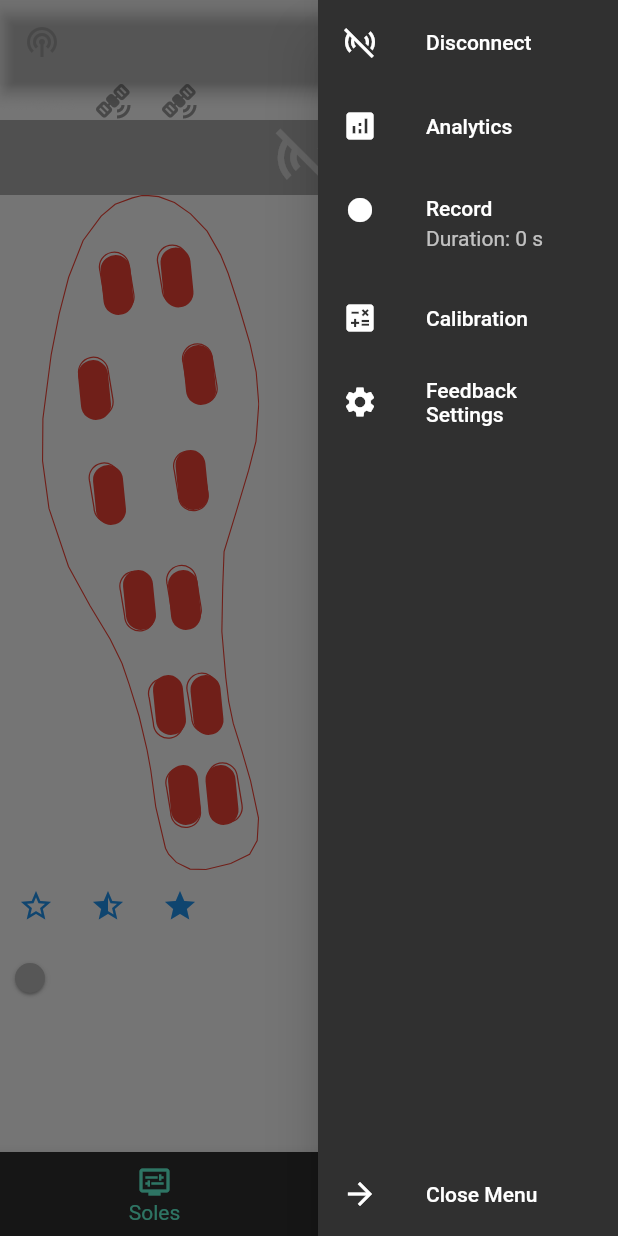
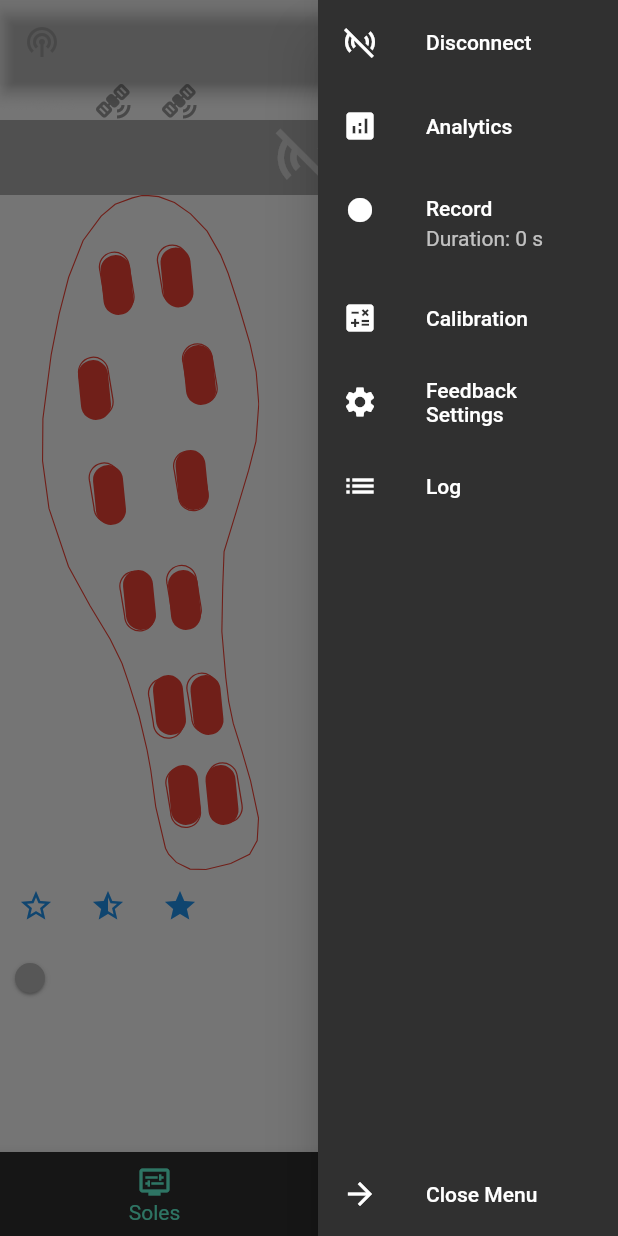
Before and after one commit to seihan/feetback_app, a Flutter app: the screen it shows after launch, with the side drawer open, on a phone screen of 412 x 824 dp. Run offline on Flutter 3.47's test engine with Material 2 defaults, Android fonts, the phone set to English and light mode, and no system bars; our stand-ins replace charts_flutter, flutter_blue_plus, flutter_svg, permission_handler, rxdart, shared_preferences and 1 more; missing offline and left inert: scidart; accounts and stored records are empty.

Commit message:
added log model and screen - added model to hold 1024 log events - added screen to display log

```diff
--- a/lib/models/custom_error_handler.dart
+++ b/lib/models/custom_error_handler.dart
@@ -1,26 +1,22 @@
-import 'dart:async';
-
+import 'package:feet_back_app/models/log_model.dart';
 import 'package:flutter/material.dart';
 
 class CustomErrorHandler {
-  static final StreamController<String> _streamController =
-      StreamController<String>.broadcast();
-
   static void handleFlutterError(Object error, StackTrace? stackTrace) {
+    final LogModel logModel = LogModel();
     final String errorMessage = 'Flutter: $error';
     // Handle the Flutter error here
     debugPrint('Flutter error: $error');
     debugPrint('Stack trace:\n$stackTrace');
-    _streamController.add(errorMessage);
+    logModel.add(errorMessage);
   }
 
   static void handlePlatformError(Object error, StackTrace stackTrace) {
+    final LogModel logModel = LogModel();
     final String errorMessage = 'Platform error: $error';
     // Handle the platform error here
     debugPrint('Platform error: $error');
     debugPrint('Stack trace:\n$stackTrace');
-    _streamController.add(errorMessage);
+    logModel.add(errorMessage);
   }
-
-  static Stream<String> get errorStream => _streamController.stream;
 }
--- /dev/null
+++ b/lib/models/log_model.dart
@@ -0,0 +1,19 @@
+class LogModel {
+  static final LogModel _instance = LogModel._internal();
+  LogModel._internal();
+  factory LogModel() {
+    return _instance;
+  }
+  final List<String> _log = [];
+  List<String> get log => _log;
+
+  void add(String event) {
+    if (event.isNotEmpty) {
+      final String now = DateTime.now().toIso8601String();
+      _log.add('$now $event');
+      if (_log.length == 1024) {
+        _log.removeAt(0);
+      }
+    }
+  }
+}
--- a/lib/screens/home.dart
+++ b/lib/screens/home.dart
@@ -4,7 +4,6 @@ import 'package:provider/provider.dart';
 
 import '../models/bluetooth_connection_model.dart';
 import '../models/record_model.dart';
-import '../widgets/connection_log_viewer.dart';
 
 class HomeScreen extends StatelessWidget {
   final GlobalKey<NavigatorState> navigatorKey;
@@ -26,16 +25,7 @@ class HomeScreen extends StatelessWidget {
       child: Consumer<BluetoothConnectionModel>(
         builder: (BuildContext context,
             BluetoothConnectionModel connectionModel, Widget? child) {
-          return Stack(
-            children: [
-              ConnectionLogViewer(
-                stream: connectionModel.log,
-              ),
-              VisualizationScreen(
-                model: connectionModel,
-              ),
-            ],
-          );
+          return VisualizationScreen(model: connectionModel);
         },
       ),
     );
--- /dev/null
+++ b/lib/screens/log_screen.dart
@@ -0,0 +1,23 @@
+import 'package:feet_back_app/models/log_model.dart';
+import 'package:flutter/material.dart';
+
+class LogScreen extends StatelessWidget {
+  const LogScreen({super.key});
+
+  @override
+  Widget build(BuildContext context) {
+    final LogModel logModel = LogModel();
+    return Scaffold(
+      appBar: AppBar(
+        title: const Text('Log'),
+      ),
+      body: ListView.builder(
+        itemCount: logModel.log.length,
+        itemBuilder: (context, index) {
+          final reversedIndex = logModel.log.length - index - 1;
+          return Text(logModel.log[reversedIndex]);
+        },
+      ),
+    );
+  }
+}
--- a/lib/widgets/connection_log_viewer.dart
+++ /dev/null
@@ -1,19 +0,0 @@
-import 'package:feet_back_app/widgets/text_stream_widget.dart';
-import 'package:flutter/material.dart';
-
-class ConnectionLogViewer extends StatelessWidget {
-  final Stream<String> stream;
-  const ConnectionLogViewer({
-    Key? key,
-    required this.stream,
-  }) : super(key: key);
-
-  @override
-  Widget build(BuildContext context) {
-    return Container(
-      padding: const EdgeInsets.only(top: 80),
-      height: 160,
-      child: TextStreamWidget(textStream: stream),
-    );
-  }
-}
--- a/lib/widgets/side_menu.dart
+++ b/lib/widgets/side_menu.dart
@@ -2,7 +2,9 @@ import 'package:feet_back_app/models/bluetooth_connection_model.dart';
 import 'package:feet_back_app/screens/analytics_screen.dart';
 import 'package:feet_back_app/screens/calibration_screen.dart';
 import 'package:feet_back_app/screens/feedback_settings.dart';
+import 'package:feet_back_app/screens/log_screen.dart';
 import 'package:feet_back_app/widgets/record_list_tile.dart';
+import 'package:feet_back_app/widgets/scrollable_vertical_widget.dart';
 import 'package:flutter/material.dart';
 
 class SideMenu extends StatelessWidget {
@@ -14,8 +16,13 @@ class SideMenu extends StatelessWidget {
     return Drawer(
       width: 200,
       child: SafeArea(
-        child: Column(
+        child: ScrollableVerticalWidget(
+          mainAxisAlignment: MainAxisAlignment.spaceBetween,
+          crossAxisAlignment: CrossAxisAlignment.start,
           children: <Widget>[
+            Column(
+              mainAxisAlignment: MainAxisAlignment.start,
+              children: [
                 ListTile(
                   leading: Icon(
                     Icons.sensors_off,
@@ -29,7 +36,8 @@ class SideMenu extends StatelessWidget {
                   title: const Text('Analytics'),
                   onTap: () => Navigator.of(context).push(
                     MaterialPageRoute(
-                  builder: (BuildContext context) => const AnalyticsScreen(),
+                      builder: (BuildContext context) =>
+                          const AnalyticsScreen(),
                     ),
                   ),
                 ),
@@ -39,7 +47,8 @@ class SideMenu extends StatelessWidget {
                   title: const Text('Calibration'),
                   onTap: () => Navigator.of(context).push(
                     MaterialPageRoute(
-                  builder: (BuildContext context) => const CalibrationScreen(),
+                      builder: (BuildContext context) =>
+                          const CalibrationScreen(),
                     ),
                   ),
                 ),
@@ -54,7 +63,17 @@ class SideMenu extends StatelessWidget {
                     ),
                   ),
                 ),
-            const Spacer(),
+                ListTile(
+                  leading: const Icon(Icons.list),
+                  title: const Text('Log'),
+                  onTap: () => Navigator.of(context).push(
+                    MaterialPageRoute(
+                      builder: (BuildContext context) => const LogScreen(),
+                    ),
+                  ),
+                ),
+              ],
+            ),
             ListTile(
               leading: const Icon(Icons.arrow_forward),
               title: const Text('Close Menu'),
--- a/lib/widgets/text_stream_widget.dart
+++ /dev/null
@@ -1,40 +0,0 @@
-import 'package:flutter/material.dart';
-
-class TextStreamWidget extends StatefulWidget {
-  final Stream<String> textStream;
-
-  const TextStreamWidget({Key? key, required this.textStream})
-      : super(key: key);
-
-  @override
-  State createState() => _TextStreamWidgetState();
-}
-
-class _TextStreamWidgetState extends State<TextStreamWidget> {
-  final List<String> _texts = [];
-
-  @override
-  void initState() {
-    super.initState();
-    widget.textStream.listen((String data) {
-      setState(() {
-        final lines = data.split('\n');
-        _texts.addAll(lines);
-      });
-    });
-  }
-
-  @override
-  Widget build(BuildContext context) {
-    return Scaffold(
-      backgroundColor: Colors.transparent,
-      body: ListView.builder(
-        itemCount: _texts.length,
-        itemBuilder: (context, index) {
-          final reversedIndex = _texts.length - index - 1;
-          return Text(_texts[reversedIndex]);
-        },
-      ),
-    );
-  }
-}
```
Also changed, not shown: lib/models/bluetooth_connection_model.dart (+12 -24 lines). Lines whose indentation alone changed are shown as unchanged.
